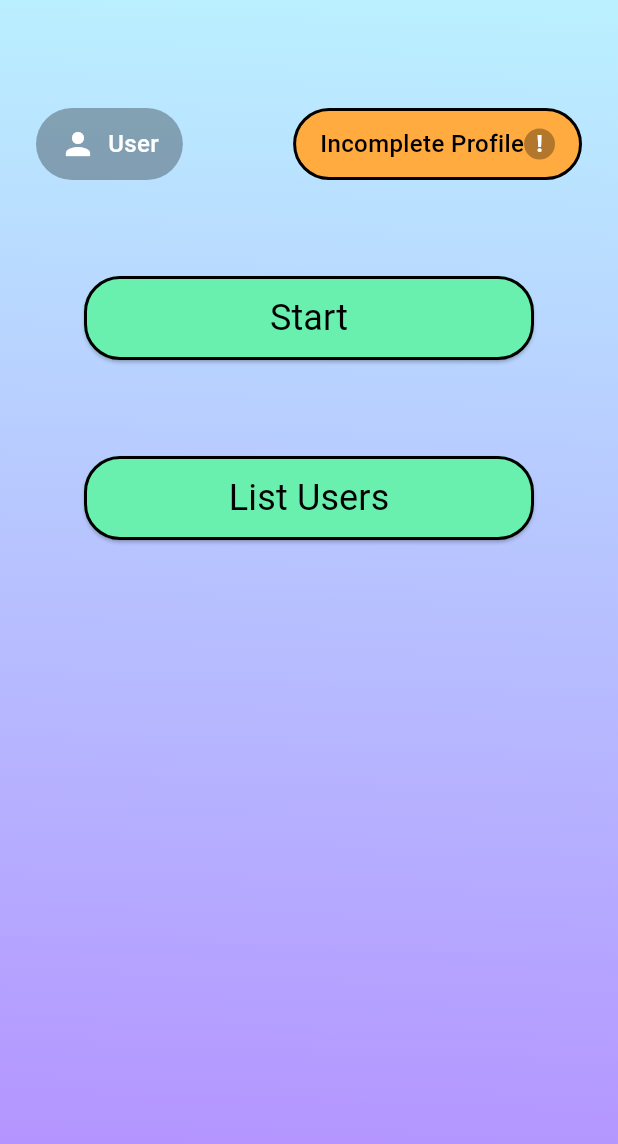
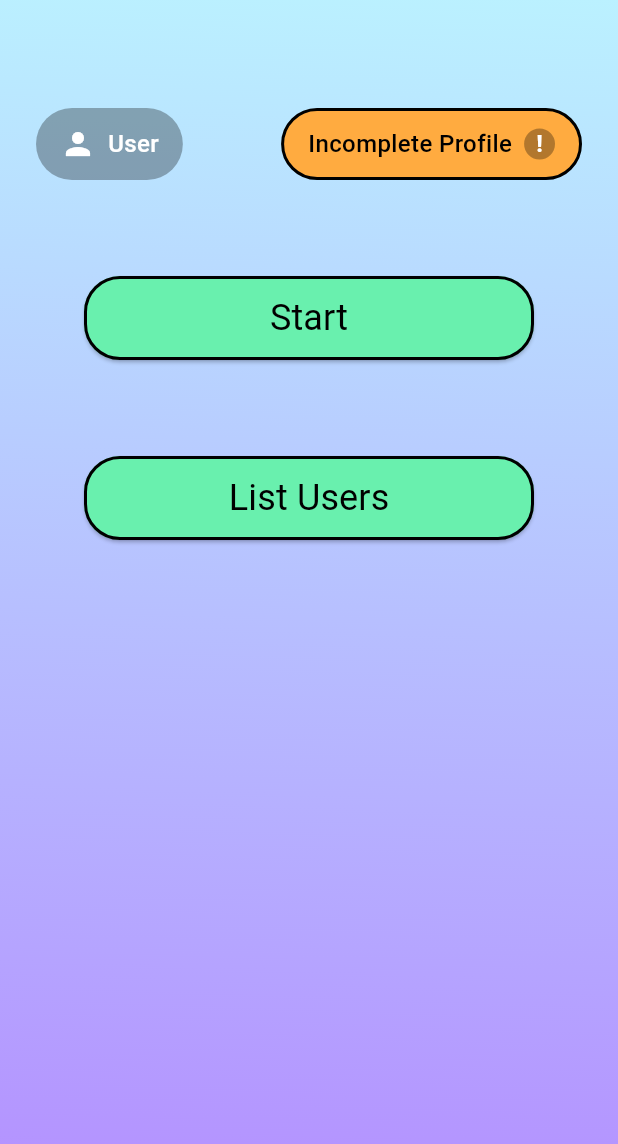
Before and after one commit to igobhaktiar/user_validator, a Flutter app: the screen it shows after launch, on a phone screen of 412 x 824 dp. Shown: the top 1144 px of the screen. Run offline on Flutter 3.47's test engine with Material 3 defaults, Android fonts, the phone set to English and light mode, and no system bars; our stand-ins replace cloud_firestore, firebase_core, get, shared_preferences; accounts and stored records are empty.

Commit message:
bismillah done

```diff
--- a/lib/presentation/widget/status_widget.dart
+++ b/lib/presentation/widget/status_widget.dart
@@ -41,6 +41,7 @@ class StatusWidget extends StatelessWidget {
                 ? const SizedBox()
                 : Container(
                     padding: const EdgeInsets.all(8),
+                    margin: const EdgeInsets.only(left: 8),
                     decoration: BoxDecoration(
                       color: userController.status.value == 'Complete'
                           ? Colors.greenAccent
```
